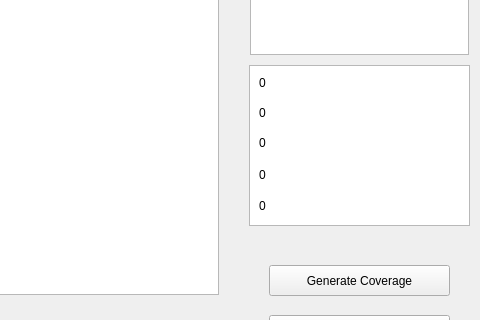
First picture: the form in ieee80211g.ui, repository amatepl/RayTracing2019, before the edit; both pictures show x 801 to 1281 and y 292 to 612 of the 1281 by 707 pixel window.
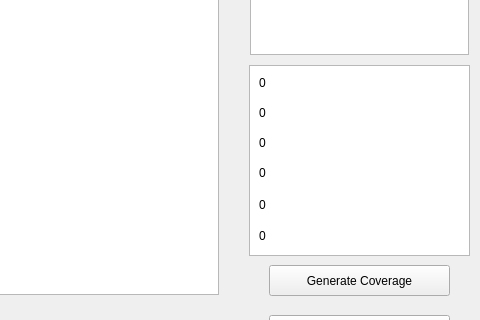
Second picture: the form after the edit. Icons and pictures are not drawn.

What changed in the file:
```diff
--- a/ieee80211g.ui
+++ b/ieee80211g.ui
@@ -178,7 +178,7 @@
       <x>1050</x>
       <y>340</y>
       <width>221</width>
-      <height>161</height>
+      <height>191</height>
      </rect>
     </property>
     <property name="html">
@@ -193,7 +193,7 @@
     <property name="geometry">
      <rect>
       <x>1060</x>
-      <y>350</y>
+      <y>380</y>
       <width>161</width>
       <height>16</height>
      </rect>
@@ -206,20 +206,20 @@
     <property name="geometry">
      <rect>
       <x>1060</x>
-      <y>440</y>
-      <width>191</width>
-      <height>20</height>
-     </rect>
-    </property>
-    <property name="text">
-     <string>0</string>
-    </property>
-   </widget>
-   <widget class="QLabel" name="RiceFactor">
-    <property name="geometry">
-     <rect>
-      <x>1060</x>
       <y>470</y>
+      <width>191</width>
+      <height>20</height>
+     </rect>
+    </property>
+    <property name="text">
+     <string>0</string>
+    </property>
+   </widget>
+   <widget class="QLabel" name="RiceFactor">
+    <property name="geometry">
+     <rect>
+      <x>1060</x>
+      <y>500</y>
       <width>201</width>
       <height>21</height>
      </rect>
@@ -245,7 +245,7 @@
     <property name="geometry">
      <rect>
       <x>1060</x>
-      <y>380</y>
+      <y>410</y>
       <width>181</width>
       <height>16</height>
      </rect>
@@ -424,7 +424,20 @@
     <property name="geometry">
      <rect>
       <x>1060</x>
-      <y>410</y>
+      <y>440</y>
+      <width>161</width>
+      <height>16</height>
+     </rect>
+    </property>
+    <property name="text">
+     <string>0</string>
+    </property>
+   </widget>
+   <widget class="QLabel" name="Ptx">
+    <property name="geometry">
+     <rect>
+      <x>1060</x>
+      <y>350</y>
       <width>161</width>
       <height>16</height>
      </rect>
@@ -455,8 +468,8 @@
    <zorder>spa</zorder>
    <zorder>commerceDown</zorder>
    <zorder>indu</zorder>
-   <zorder>science</zorder>
    <zorder>SNR</zorder>
+   <zorder>Ptx</zorder>
   </widget>
   <widget class="QMenuBar" name="menuBar">
    <property name="geometry">
```
